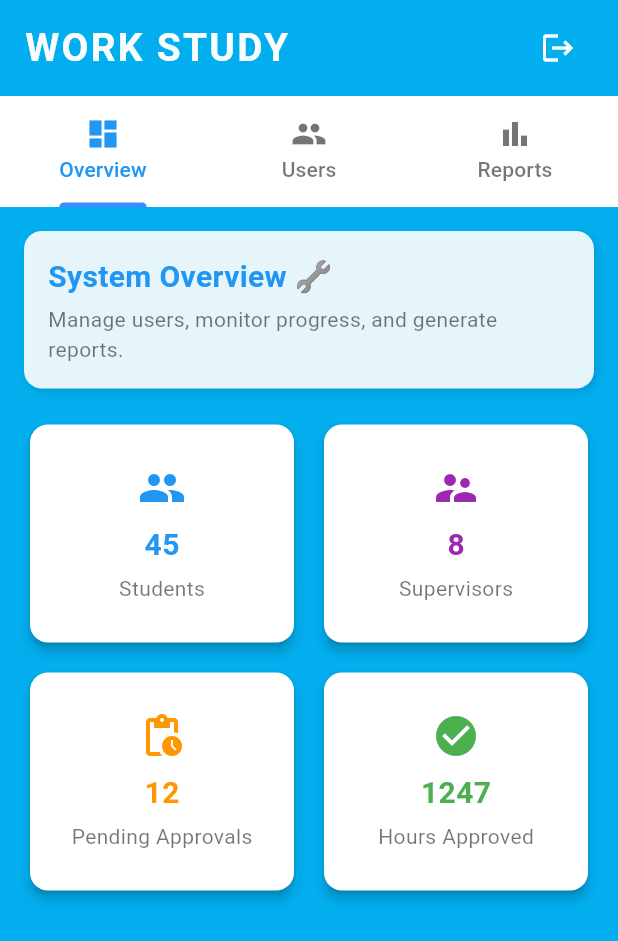
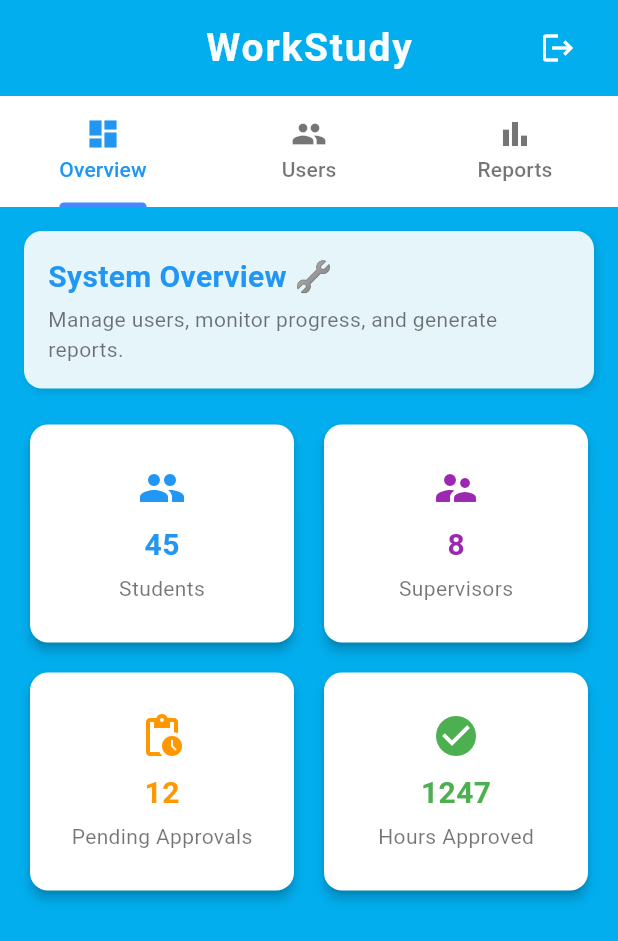
Before and after one commit to kamaugithub/workstudy, a Flutter app: the AdminDashboard screen opened directly, on a phone screen of 412 x 824 dp. Shown: the top 941 px of the screen. Run offline on Flutter 3.47's test engine with Material 3 defaults, Android fonts, the phone set to English and light mode, and no system bars; our stand-ins replace pdf, printing; missing offline and left inert: dart:html, excel; Roboto replaces fonts that are missing (Segoe UI).

Commit message:
admin dash

```diff
--- a/lib/pages/admindashboard.dart
+++ b/lib/pages/admindashboard.dart
@@ -10,7 +10,6 @@ class AdminDashboard extends StatefulWidget {
 
 class _AdminDashboardState extends State<AdminDashboard>
     with TickerProviderStateMixin {
-
   late TabController _tabController;
   late AnimationController _animationController;
   late Animation<double> _fadeAnimation;
@@ -51,7 +50,6 @@ class _AdminDashboardState extends State<AdminDashboard>
     super.dispose();
   }
 
-  /// ✅ Added progress indicator for exporting reports
   void _handleExport(String format) async {
     showDialog(
       context: context,
@@ -59,8 +57,7 @@ class _AdminDashboardState extends State<AdminDashboard>
       builder: (_) => const Center(child: CircularProgressIndicator()),
     );
 
-    await Future.delayed(const Duration(seconds: 2)); // simulate export delay
-
+    await Future.delayed(const Duration(seconds: 2));
     if (mounted) Navigator.pop(context);
 
     ScaffoldMessenger.of(context).showSnackBar(
@@ -190,41 +187,46 @@ class _AdminDashboardState extends State<AdminDashboard>
         child: SafeArea(
           child: Column(
             children: [
-              // Header with animated title and logout
+              // ---------------- Header ----------------
               Padding(
                 padding: const EdgeInsets.symmetric(
                   horizontal: 16,
                   vertical: 8,
                 ),
-                child: Row(
-                  mainAxisAlignment: MainAxisAlignment.spaceBetween,
+                child: Stack(
+                  alignment: Alignment.center,
                   children: [
                     FadeTransition(
                       opacity: _fadeAnimation,
                       child: const Text(
-                        "WORK STUDY",
+                        "WorkStudy",
                         style: TextStyle(
                           fontSize: 26,
                           fontWeight: FontWeight.bold,
                           color: Colors.white,
-                          letterSpacing: 1.5,
+                          letterSpacing: 1.2,
                         ),
                       ),
                     ),
-                    IconButton(
+                    Align(
+                      alignment: Alignment.centerRight,
+                      child: IconButton(
                         icon: const Icon(Icons.logout, color: Colors.white),
                         onPressed: () {
                           Navigator.pushReplacement(
                             context,
-                          MaterialPageRoute(builder: (_) => const LoginPage()),
+                            MaterialPageRoute(
+                              builder: (_) => const LoginPage(),
+                            ),
                           );
                         },
+                      ),
                     ),
                   ],
                 ),
               ),
 
-              // Tabs
+              // ---------------- Tabs ----------------
               Container(
                 color: Colors.white,
                 child: TabBar(
@@ -240,7 +242,7 @@ class _AdminDashboardState extends State<AdminDashboard>
                 ),
               ),
 
-              // Content
+              // ---------------- Tab Content ----------------
               Expanded(
                 child: TabBarView(
                   controller: _tabController,
@@ -354,10 +356,14 @@ class _AdminDashboardState extends State<AdminDashboard>
         children: [
           Row(
             children: [
-              IconButton(
-                icon: const Icon(Icons.search, color: Colors.blue),
+              Expanded(
+                child: ElevatedButton.icon(
+                  icon: const Icon(Icons.search),
+                  label: const Text("Search"),
                   onPressed: _showSearchDialog,
                 ),
+              ),
+              const SizedBox(width: 10),
               Expanded(
                 child: ElevatedButton.icon(
                   icon: const Icon(Icons.person_add_alt_1),
@@ -365,9 +371,9 @@ class _AdminDashboardState extends State<AdminDashboard>
                   onPressed: () => _addUserDialog("Student"),
                 ),
               ),
-              const SizedBox(width: 12),
+              const SizedBox(width: 10),
               Expanded(
-                child: OutlinedButton.icon(
+                child: ElevatedButton.icon(
                   icon: const Icon(Icons.person_add),
                   label: const Text("Add Supervisor"),
                   onPressed: () => _addUserDialog("Supervisor"),
@@ -426,7 +432,7 @@ class _AdminDashboardState extends State<AdminDashboard>
     );
   }
 
-  // ---------------- Widgets ----------------
+  // ---------------- Helper Widgets ----------------
   Widget _statCard(IconData icon, String title, String value, Color color) {
     return Card(
       elevation: 3,
```
Lines whose indentation alone changed are shown as unchanged.
